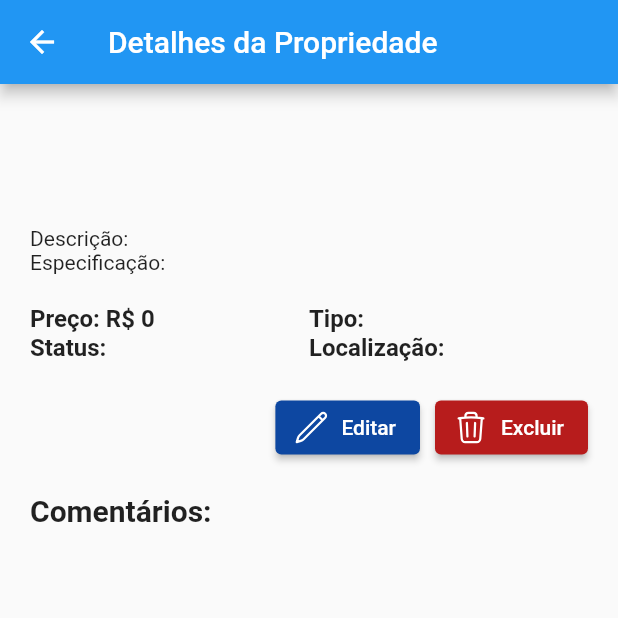
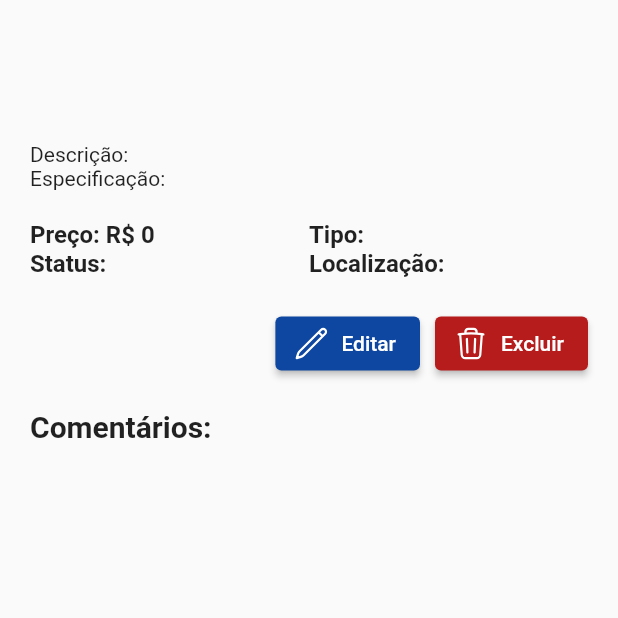
Before and after one commit to jovitif/House-Rental-Mobile-App, a Flutter app: the PropertyDetailsPage screen opened directly with empty values, on a phone screen of 412 x 824 dp, the top half of it. Run offline on Flutter 3.47's test engine with Material 2 defaults, Android fonts, the light colour scheme and no system bars; our stand-ins replace cloud_firestore, firebase_auth, firebase_core, firebase_storage, flutter_svg, flutter_typeahead and 3 more; accounts and stored records are empty.

Commit message:
ultima atualizacao

```diff
--- a/houserental/lib/pages/property_details_page.dart
+++ b/houserental/lib/pages/property_details_page.dart
@@ -133,9 +133,6 @@ class _PropertyDetailsPageState extends State<PropertyDetailsPage> {
   @override
   Widget build(BuildContext context) {
     return Scaffold(
-      appBar: AppBar(
-        title: Text('Detalhes da Propriedade'),
-      ),
       body: SingleChildScrollView(
         child: Center(
           child: Padding(
```
